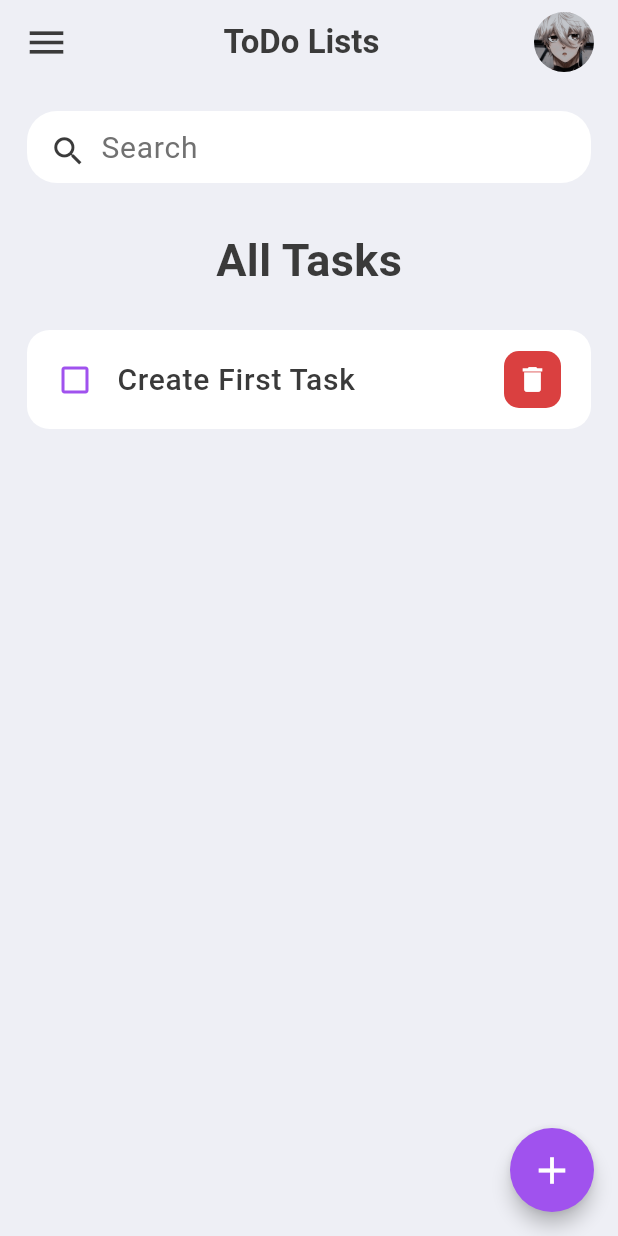
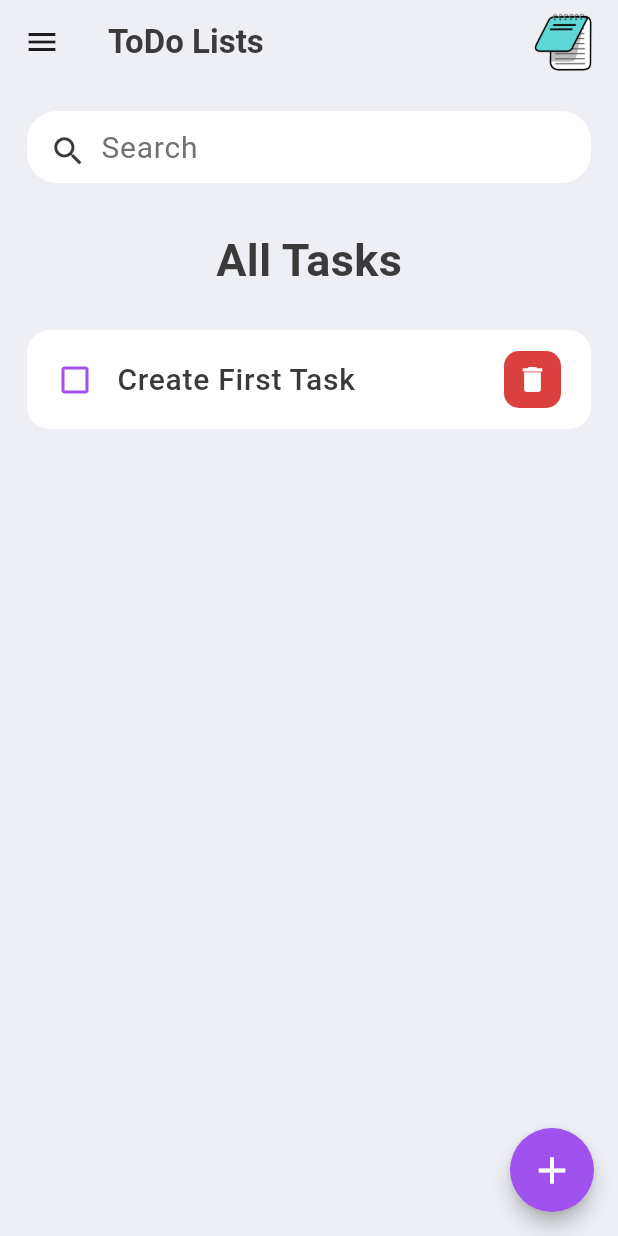
Before and after one commit to Rohan-450/ToDo-App, a Flutter app: the screen it shows after launch, on a phone screen of 412 x 824 dp. Run offline on Flutter 3.47's test engine with Material 3 defaults, Android fonts, the phone set to English and light mode, and no system bars; our stand-ins replace hive_flutter; accounts and stored records are empty.

Commit message:
Drawer and App Icon added

```diff
--- a/lib/screens/home_page.dart
+++ b/lib/screens/home_page.dart
@@ -83,7 +83,26 @@ class _HomePageState extends State<HomePage> {
   Widget build(BuildContext context) {
     return Scaffold(
       backgroundColor: tBgColor,
+      key: _scaffoldKey,
       appBar: _buildAppBar(),
+      drawer: Drawer(
+        child: ListView(
+          children: [
+            const DrawerHeader(
+              decoration: BoxDecoration(
+                color: tBlue,
+              ),
+              child: Text('ToDo App', style: TextStyle(color: Colors.white, fontSize: 24, fontWeight: FontWeight.bold,),),
+            ),
+            ListTile(
+              title: const Text('Made By Rohan Mitra', style: TextStyle(fontSize: 18, fontWeight: FontWeight.bold ),),
+              onTap: () {
+                Navigator.pop(context);
+              },
+            ),
+          ],
+        ),
+      ),
       body: Container(
         padding: const EdgeInsets.symmetric(horizontal: 18, vertical: 0),
         child: Column(
@@ -162,6 +181,7 @@ class _HomePageState extends State<HomePage> {
             );
   }
 
+  final GlobalKey<ScaffoldState> _scaffoldKey = GlobalKey<ScaffoldState>();
   AppBar _buildAppBar() {
     return AppBar(
       elevation: 0,
@@ -169,14 +189,18 @@ class _HomePageState extends State<HomePage> {
       title: Row(
         mainAxisAlignment: MainAxisAlignment.spaceBetween,
         children: [
-        const Icon(Icons.menu, color: tBlack, size:30,),
+        /*IconButton(icon: Icon(Icons.menu, color: tBlack, size:30,),
+                onPressed: (){
+                  _scaffoldKey.currentState?.openDrawer();
+                },
+          ),*/
         const Text("ToDo Lists", style: TextStyle(color: tBlack, fontWeight: FontWeight.bold),),
         Container(
           height: 40,
           width: 40,
           child: ClipRRect(
-            borderRadius: BorderRadius.circular(20),
-            child: Image.asset("assets/avatar.jpg", fit: BoxFit.cover,),
+            borderRadius: BorderRadius.circular(0),
+            child: Image.asset("assets/ToDo_icon.png", fit: BoxFit.cover,),
           )
         )
       ],)
--- a/pubspec.yaml
+++ b/pubspec.yaml
@@ -65,7 +65,7 @@ flutter:
 
   # To add assets to your application, add an assets section, like this:
   assets:
-    - assets/avatar.jpg
+    - assets/ToDo_icon.png
   #   - images/a_dot_ham.jpeg
 
   # An image asset can refer to one or more resolution-specific "variants", see
```
Also changed, not shown: assets/ToDo_icon.png (added), assets/avatar.jpg (deleted), 5 other files.
